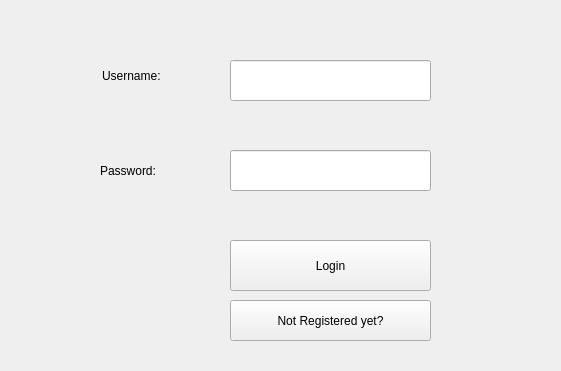
MubtasimSajid/CareSphere, file CareSphere/login.ui: the form before one commit.
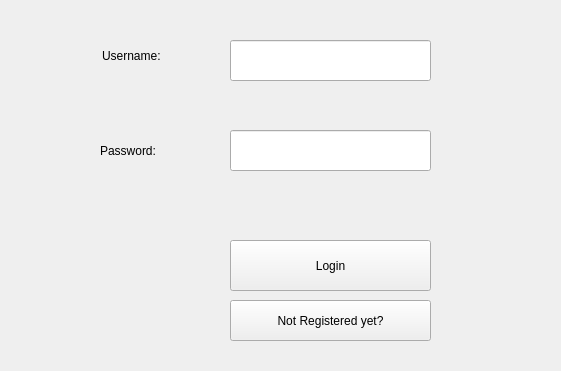
The form after the commit.

```diff
--- a/CareSphere/login.ui
+++ b/CareSphere/login.ui
@@ -27,7 +27,7 @@
     <property name="geometry">
      <rect>
       <x>240</x>
-      <y>210</y>
+      <y>190</y>
       <width>181</width>
       <height>20</height>
      </rect>
@@ -58,7 +58,7 @@
     <property name="geometry">
      <rect>
       <x>230</x>
-      <y>150</y>
+      <y>130</y>
       <width>201</width>
       <height>41</height>
      </rect>
@@ -68,7 +68,7 @@
     <property name="geometry">
      <rect>
       <x>100</x>
-      <y>150</y>
+      <y>130</y>
       <width>121</width>
       <height>41</height>
      </rect>
@@ -94,7 +94,7 @@
     <property name="geometry">
      <rect>
       <x>102</x>
-      <y>60</y>
+      <y>40</y>
       <width>111</width>
       <height>31</height>
      </rect>
@@ -107,7 +107,7 @@
     <property name="geometry">
      <rect>
       <x>230</x>
-      <y>60</y>
+      <y>40</y>
       <width>201</width>
       <height>41</height>
      </rect>
```
